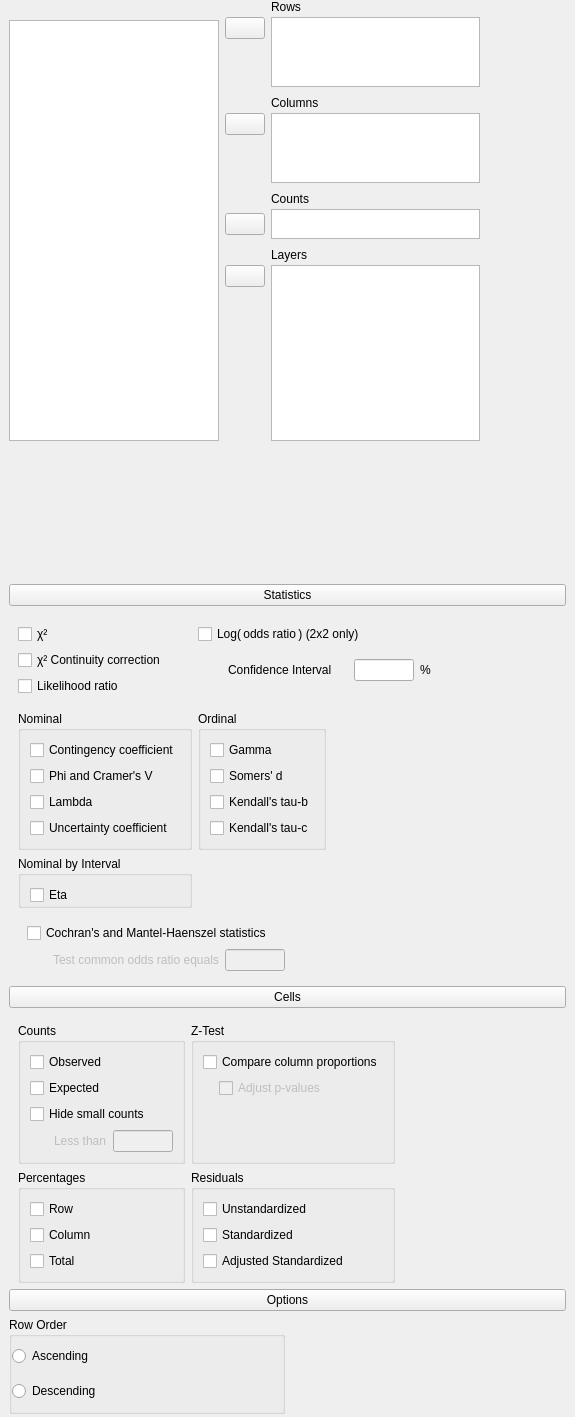
jasp-stats/jasp-desktop, file JASP-Desktop/analysisforms/crosstabsform.ui: the form before one commit.
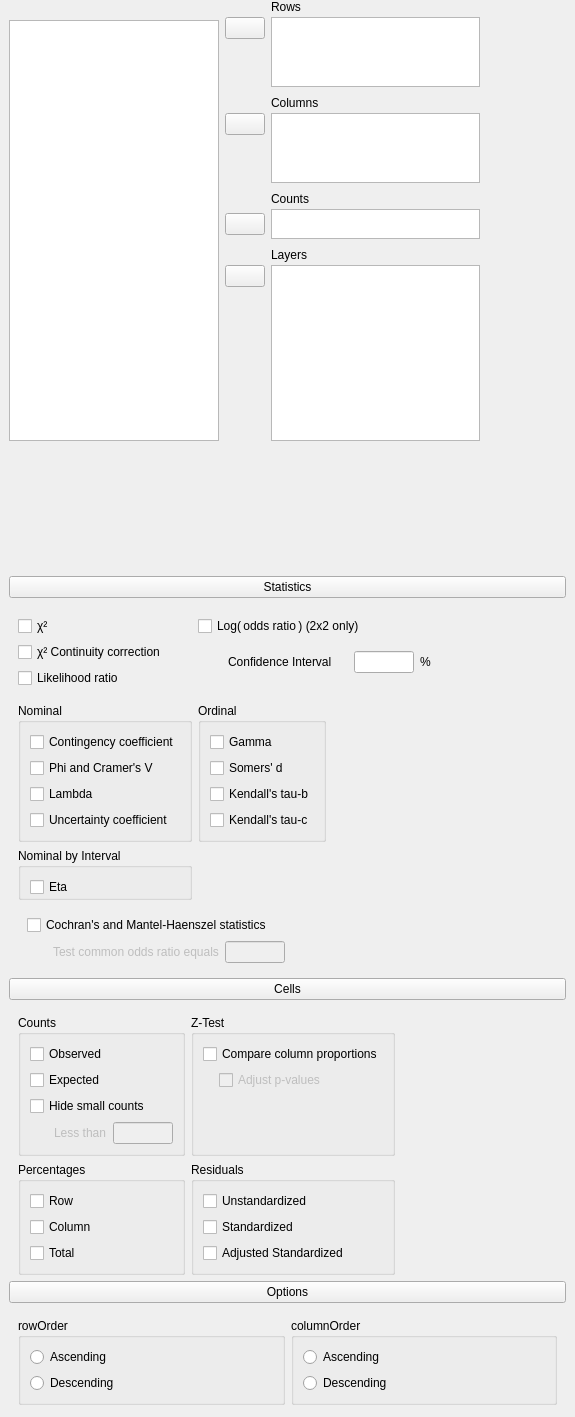
The form after the commit. Custom widgets are drawn as their Qt base class.

Commit message: Cont. Tables: Added column order option

```diff
--- a/JASP-Desktop/analysisforms/crosstabsform.ui
+++ b/JASP-Desktop/analysisforms/crosstabsform.ui
@@ -629,39 +629,53 @@
         </property>
        </widget>
       </item>
-      <item row="1" column="0">
-       <widget class="BoundGroupBox" name="rowOrder">
-        <property name="title">
-         <string>Row Order</string>
-        </property>
-        <property name="flat">
-         <bool>true</bool>
-        </property>
+      <item row="1" column="0" colspan="2">
+       <widget class="QWidget" name="panelOptions" native="true">
         <layout class="QGridLayout" name="gridLayout_21">
-         <property name="leftMargin">
-          <number>0</number>
-         </property>
-         <property name="topMargin">
-          <number>0</number>
-         </property>
-         <property name="rightMargin">
-          <number>0</number>
-         </property>
-         <property name="bottomMargin">
-          <number>0</number>
-         </property>
+         <item row="0" column="0">
+          <widget class="BoundGroupBox" name="rowOrder">
+           <property name="title">
+            <string>rowOrder</string>
+           </property>
+           <layout class="QGridLayout" name="gridLayout_24">
+            <item row="0" column="0">
+             <widget class="QRadioButton" name="_1rowAscending">
+              <property name="text">
+               <string>Ascending</string>
+              </property>
+             </widget>
+            </item>
+            <item row="1" column="0">
+             <widget class="QRadioButton" name="_2rowDescending">
+              <property name="text">
+               <string>Descending</string>
+              </property>
+             </widget>
+            </item>
+           </layout>
+          </widget>
+         </item>
+         <item row="0" column="1">
+          <widget class="BoundGroupBox" name="columnOrder">
+           <property name="title">
+            <string>columnOrder</string>
+           </property>
+           <layout class="QGridLayout" name="gridLayout_25">
          <item row="0" column="0">
-          <widget class="QRadioButton" name="ascending">
+             <widget class="QRadioButton" name="_1columnAscending">
            <property name="text">
             <string>Ascending</string>
            </property>
           </widget>
          </item>
          <item row="1" column="0">
-          <widget class="QRadioButton" name="descending">
+             <widget class="QRadioButton" name="_2columnDescending">
            <property name="text">
             <string>Descending</string>
            </property>
+             </widget>
+            </item>
+           </layout>
           </widget>
          </item>
         </layout>
@@ -962,27 +976,27 @@
    <extends>QListView</extends>
    <header>widgets/boundlistview.h</header>
   </customwidget>
-  <customwidget>
-   <class>ExpanderButton</class>
-   <extends>QPushButton</extends>
-   <header>widgets/expanderbutton.h</header>
-  </customwidget>
   <customwidget>
    <class>BoundCheckBox</class>
    <extends>QCheckBox</extends>
    <header>widgets/boundcheckbox.h</header>
   </customwidget>
-  <customwidget>
-   <class>BoundTextBox</class>
-   <extends>QLineEdit</extends>
-   <header>widgets/boundtextbox.h</header>
-  </customwidget>
   <customwidget>
    <class>BoundGroupBox</class>
    <extends>QGroupBox</extends>
    <header>widgets/boundgroupbox.h</header>
    <container>1</container>
   </customwidget>
+  <customwidget>
+   <class>ExpanderButton</class>
+   <extends>QPushButton</extends>
+   <header>widgets/expanderbutton.h</header>
+  </customwidget>
+  <customwidget>
+   <class>BoundTextBox</class>
+   <extends>QLineEdit</extends>
+   <header>widgets/boundtextbox.h</header>
+  </customwidget>
   <customwidget>
    <class>GroupBox</class>
    <extends>QGroupBox</extends>
```
Lines whose indentation alone changed are shown as unchanged. The commit also changes 5 other files.
